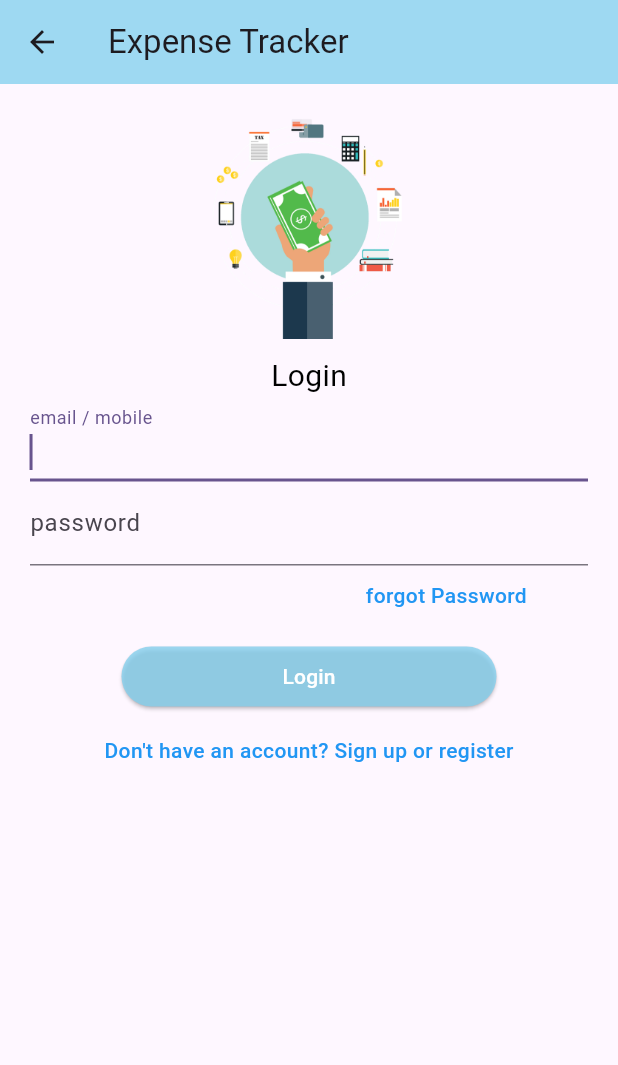
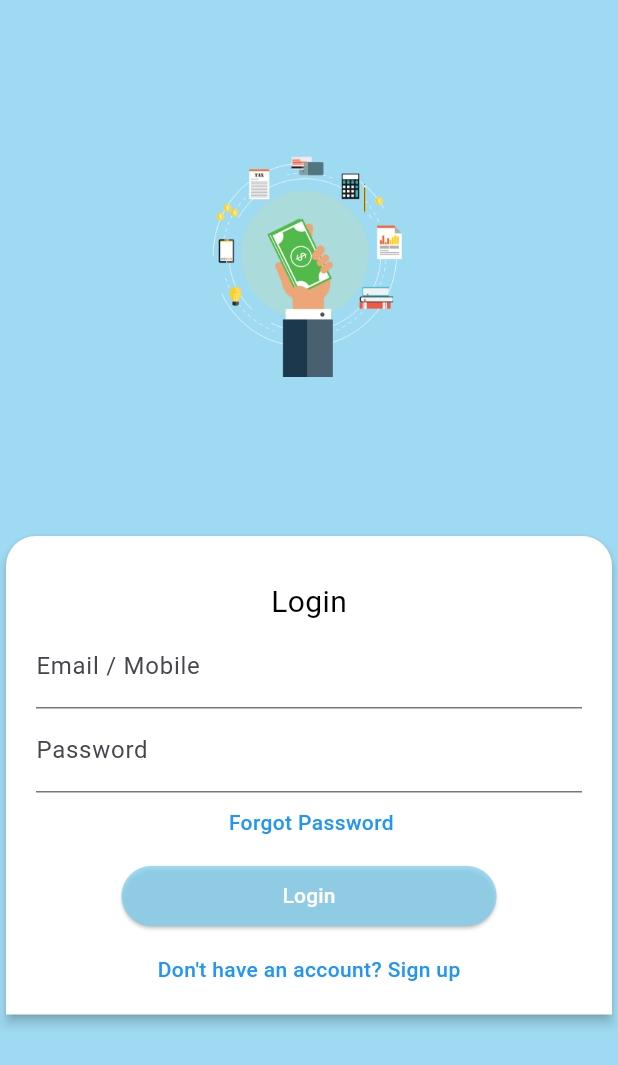
Before and after one commit to rishi-112002/Expense-Tracker, a Flutter app: the LoginScreen screen opened directly, on a phone screen of 412 x 824 dp. Shown: the top 1065 px of the screen. Run offline on Flutter 3.47's test engine with Material 3 defaults, Android fonts, the phone set to English and light mode, and no system bars; our stand-ins replace image_picker.

Commit message:
auth to home

```diff
--- a/lib/BottomTabBar.dart
+++ b/lib/BottomTabBar.dart
@@ -60,7 +60,7 @@ class _BottomNavigationBarExampleState
           ),
         ],
         currentIndex: _selectedIndex,
-        selectedItemColor: const Color.fromARGB(255, 204, 235, 250),
+        selectedItemColor: const Color.fromARGB(199, 131, 208, 238),
         unselectedItemColor: Colors.black,
         onTap: _onItemTapped,
       ),
--- a/lib/HomeScreen.dart
+++ b/lib/HomeScreen.dart
@@ -89,13 +89,14 @@ class HomeScreen extends StatelessWidget {
           SliverList(
             delegate: SliverChildBuilderDelegate(
               (BuildContext context, int index) {
-                return ListTile(
+                return Center(
+                    child: ListTile(
                   leading: CircleAvatar(
                     foregroundImage: AssetImage(image[index]),
                   ),
                   title: Text(courseTitles[index]),
                   subtitle: Text(courseTitles[index]),
-                );
+                ));
               },
               childCount: courseTitles.length,
             ),
--- a/lib/authentication/LoginScreen.dart
+++ b/lib/authentication/LoginScreen.dart
@@ -1,3 +1,4 @@
+import 'package:expensestracke/BottomTabBar.dart';
 import 'package:expensestracke/authentication/SignUpScreen.dart';
 import 'package:flutter/material.dart';
 
@@ -10,27 +11,39 @@ class LoginScreen extends StatelessWidget {
   @override
   Widget build(BuildContext context) {
     return Scaffold(
-      appBar: AppBar(
-        title: const Text("Expense Tracker"),
         backgroundColor: const Color.fromARGB(199, 131, 208, 238),
-        toolbarTextStyle: const TextStyle(backgroundColor: Colors.blueAccent),
-      ),
-      body: SingleChildScrollView(
+        body: Center(
             child: Column(
           children: [
-            Padding(
-                padding: const EdgeInsets.all(20),
-                child: Column(
-                  children: [
-                    const Image(
+            const Padding(
+              padding: EdgeInsets.only(top: 101),
+              child: Image(
                 image: AssetImage("images/appLogo.png"),
                 width: 150,
                 height: 150,
               ),
+            ),
+            Padding(
+              padding: const EdgeInsets.only(top: 106.3),
+              child: Card(
+                color: const Color.fromARGB(255, 255, 255, 255),
+                semanticContainer: true,
+                shape: const RoundedRectangleBorder(
+                  borderRadius: BorderRadius.only(
+                    topLeft: Radius.circular(20.0),
+                    topRight: Radius.circular(20.0),
+                  ),
+                ),
+                elevation: 3.0,
+                borderOnForeground: true,
+                margin: const EdgeInsets.only(right: 4, left: 4),
+                child: Padding(
+                  padding: const EdgeInsets.all(20.0),
+                  child: Column(
+                    mainAxisSize: MainAxisSize.max,
+                    children: [
                       const Padding(
-                      padding: EdgeInsets.only(
-                        top: 10,
-                      ),
+                        padding: EdgeInsets.only(top: 10),
                         child: Text(
                           "Login",
                           style: TextStyle(
@@ -39,57 +52,57 @@ class LoginScreen extends StatelessWidget {
                               fontWeight: FontWeight.w400),
                         ),
                       ),
-                    TextField(
-                      controller: courseTitle,
-                      autofocus: true,
+                      const TextField(
                         decoration:
-                          const InputDecoration(labelText: 'email / mobile'),
-                      focusNode: _titleFocus,
-                      textInputAction: TextInputAction.next,
-                      onEditingComplete: () {
-                        FocusScope.of(context).requestFocus(_descriptionFocus);
-                      },
+                            InputDecoration(labelText: 'Email / Mobile'),
                       ),
-                    TextField(
-                      controller: courseDescription,
-                      decoration: const InputDecoration(labelText: 'password'),
-                      focusNode: _descriptionFocus,
-                      textInputAction: TextInputAction.done,
+                      const TextField(
+                        obscureText: true,
+                        decoration: InputDecoration(labelText: 'Password'),
                       ),
-                    const Padding(
-                        padding: EdgeInsets.only(left: 183, top: 10),
-                        child: Text(
-                          "forgot Password",
+                      Padding(
+                        padding: const EdgeInsets.only(left: 3, top: 10),
+                        child: GestureDetector(
+                          onTap: () {},
+                          child: const Text(
+                            "Forgot Password",
                             style: TextStyle(
                                 color: Colors.blue,
                                 fontSize: 14,
                                 fontWeight: FontWeight.w500),
-                        ))
-                  ],
-                )),
+                          ),
+                        ),
+                      ),
+                      const SizedBox(height: 15),
                       ElevatedButton(
-                style: const ButtonStyle(
-                    backgroundColor: MaterialStatePropertyAll(
-                        Color.fromARGB(199, 131, 208, 238)),
-                    fixedSize: MaterialStatePropertyAll(Size(250, 40))),
                         onPressed: () {
-                  print("onPres");
+                          Navigator.push(
+                              context,
+                              MaterialPageRoute(
+                                  builder: (context) =>
+                                      const BottomNavigationBarExample()));
                         },
+                        style: ElevatedButton.styleFrom(
+                          backgroundColor:
+                              const Color.fromARGB(199, 131, 208, 238),
+                          fixedSize: const Size(250, 40),
+                        ),
                         child: const Text(
                           "Login",
                           style: TextStyle(color: Colors.white),
-                )),
+                        ),
+                      ),
                       Padding(
                         padding: const EdgeInsets.only(top: 15),
                         child: GestureDetector(
                           onTap: () {
                             Navigator.push(
                                 context,
-                    MaterialPageRoute(builder: (context) => SignUpScreen()),
-                  );
+                                MaterialPageRoute(
+                                    builder: (context) => SignUpScreen()));
                           },
                           child: const Text(
-                  "Don't have an account? Sign up or register",
+                            "Don't have an account? Sign up",
                             style: TextStyle(
                               color: Colors.blue,
                               fontSize: 14,
@@ -97,10 +110,13 @@ class LoginScreen extends StatelessWidget {
                             ),
                           ),
                         ),
-            )
+                      ),
                     ],
                   ),
                 ),
-    );
+              ),
+            ),
+          ],
+        )));
   }
 }
--- a/lib/authentication/SignUpScreen.dart
+++ b/lib/authentication/SignUpScreen.dart
@@ -12,7 +12,7 @@ class SignUpScreen extends StatelessWidget {
   @override
   Widget build(BuildContext context) {
     return Scaffold(
-      backgroundColor: const Color.fromRGBO(113, 192, 245, 0.776),
+      backgroundColor: const Color.fromARGB(199, 131, 208, 238),
       body: SingleChildScrollView(
         child: Column(
           children: [
@@ -77,7 +77,7 @@ class SignUpScreen extends StatelessWidget {
                   print("onPress");
                 },
                 child: const Text(
-                  "Login",
+                  "Sign Up",
                   style: TextStyle(color: Colors.white),
                 )),
             Padding(
--- a/lib/main.dart
+++ b/lib/main.dart
@@ -1,5 +1,3 @@
-import 'package:expensestracke/BottomTabBar.dart';
-import 'package:expensestracke/authentication/LoginScreen.dart';
 import 'package:expensestracke/authentication/afterSplash.dart';
 import 'package:flutter/material.dart';
 
--- a/pubspec.yaml
+++ b/pubspec.yaml
@@ -59,7 +59,7 @@ flutter:
   assets:
     - images/appLogo.png
     - images/Dash.png
-    - images/Lake.jpg
+    - images/lake.jpg
   # To add assets to your application, add an assets section, like this:
   # assets:
   #   - images/a_dot_burr.jpeg
```
Also changed, not shown: lib/authentication/afterSplash.dart (+60 -7 lines). Lines whose indentation alone changed are shown as unchanged.
